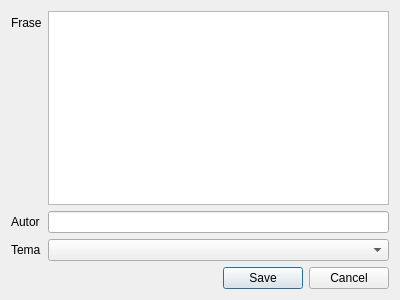
First picture: the form in quotedialog.ui, repository lucianodato/JI-quotes, before the edit.
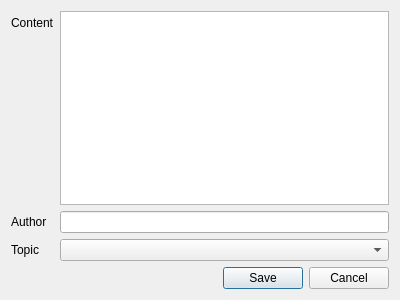
Second picture: the form after the edit.

Commit message: Use english labels for now

What changed in the file:
```diff
--- a/quotedialog.ui
+++ b/quotedialog.ui
@@ -17,7 +17,7 @@
    <item row="0" column="0">
     <widget class="QLabel" name="label_2">
      <property name="text">
-      <string>Frase</string>
+      <string>Content</string>
      </property>
     </widget>
    </item>
@@ -27,7 +27,7 @@
    <item row="1" column="0">
     <widget class="QLabel" name="label_3">
      <property name="text">
-      <string>Autor</string>
+      <string>Author</string>
      </property>
     </widget>
    </item>
@@ -37,7 +37,7 @@
    <item row="2" column="0">
     <widget class="QLabel" name="label">
      <property name="text">
-      <string>Tema</string>
+      <string>Topic</string>
      </property>
     </widget>
    </item>
```
The commit also changes 3 other files.
